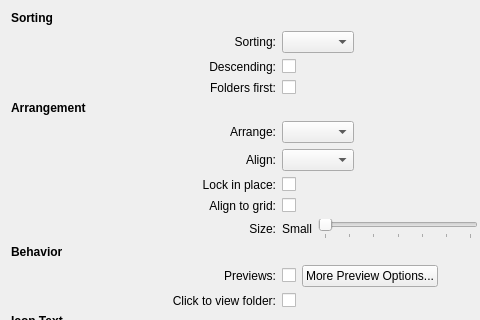
Old version of the form plasma/applets/folderview/folderviewDisplayConfig.ui in the repository KDE/kde-baseapps; both pictures show x 0 to 480 and y 0 to 320 of the 570 by 699 pixel window.
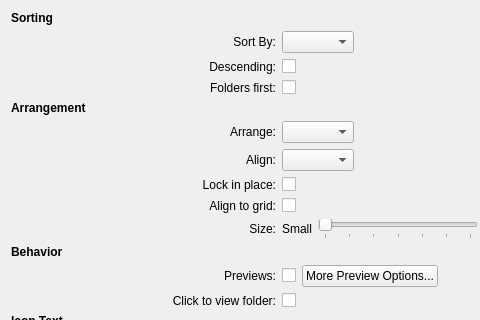
New version of the form. Custom widgets are drawn as their Qt base class.

Commit message: Sort Icons -> Sort By for consistency with Dolphin

Diff of the .ui file:
```diff
--- a/plasma/applets/folderview/folderviewDisplayConfig.ui
+++ b/plasma/applets/folderview/folderviewDisplayConfig.ui
@@ -33,7 +33,7 @@
    <item row="1" column="1">
     <widget class="QLabel" name="sortLabel">
      <property name="text">
-      <string>Sorting:</string>
+      <string>Sort By:</string>
      </property>
      <property name="alignment">
       <set>Qt::AlignRight|Qt::AlignTrailing|Qt::AlignVCenter</set>
```
The commit also changes 1 other file.
